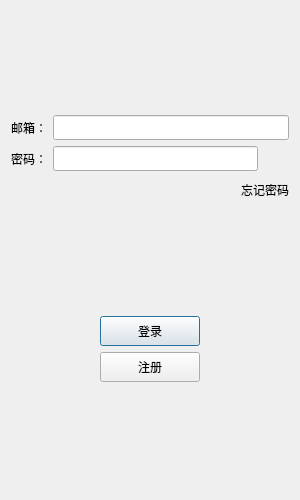
Before: the Qt Designer form logindialog.ui in dreamingTarget/wechat_client, drawn with Qt 5.
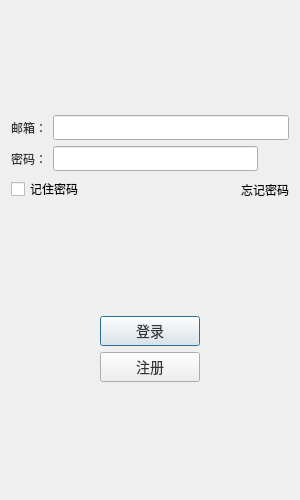
After: the same form once the commit is applied. Icons and pictures are not drawn. Custom widgets are drawn as their Qt base class.

```diff
--- a/logindialog.ui
+++ b/logindialog.ui
@@ -101,6 +101,13 @@
            <height>25</height>
           </size>
          </property>
+         <property name="styleSheet">
+          <string notr="true">#label_email {
+    font-family: &quot;Microsoft YaHei&quot;, &quot;PingFang SC&quot;, sans-serif;
+    font-size: 12px;
+    color: #333333;
+}</string>
+         </property>
          <property name="text">
           <string>邮箱：</string>
          </property>
@@ -136,6 +143,13 @@
          <height>25</height>
         </size>
        </property>
+       <property name="styleSheet">
+        <string notr="true">#label_pwd {
+    font-family: &quot;Microsoft YaHei&quot;, &quot;PingFang SC&quot;, sans-serif;
+    font-size: 12px;
+    color: #333333;
+}</string>
+       </property>
        <property name="text">
         <string>密码：</string>
        </property>
@@ -180,6 +194,13 @@
    </item>
    <item>
     <layout class="QHBoxLayout" name="horizontalLayout_4">
+     <item>
+      <widget class="QCheckBox" name="checkBox_save_pwd">
+       <property name="text">
+        <string>记住密码</string>
+       </property>
+      </widget>
+     </item>
      <item>
       <spacer name="horizontalSpacer">
        <property name="orientation">
@@ -256,6 +277,13 @@
          <height>30</height>
         </size>
        </property>
+       <property name="styleSheet">
+        <string notr="true">#pushButton_login {
+    font-family: &quot;Microsoft YaHei&quot;, &quot;PingFang SC&quot;, sans-serif;
+    font-size: 14px;
+    color: #333333;
+}</string>
+       </property>
        <property name="text">
         <string>登录</string>
        </property>
@@ -305,6 +333,13 @@
          <height>30</height>
         </size>
        </property>
+       <property name="styleSheet">
+        <string notr="true">#pushButton_register {
+    font-family: &quot;Microsoft YaHei&quot;, &quot;PingFang SC&quot;, sans-serif;
+    font-size: 14px;
+    color: #333333;
+}</string>
+       </property>
        <property name="text">
         <string>注册</string>
        </property>
```
